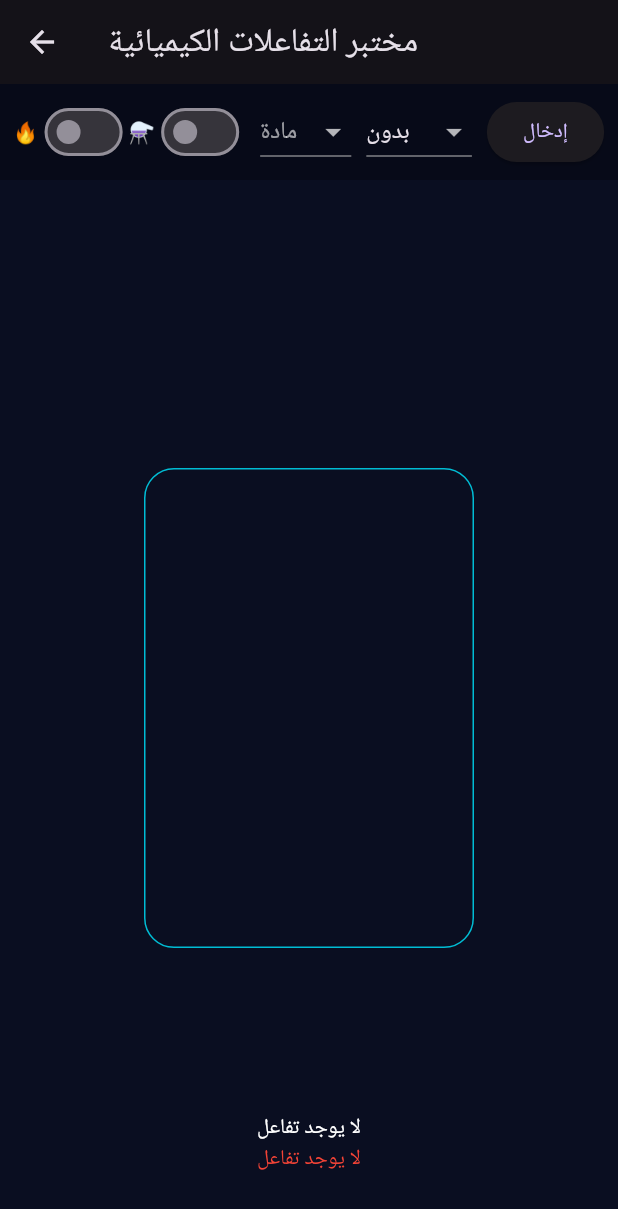
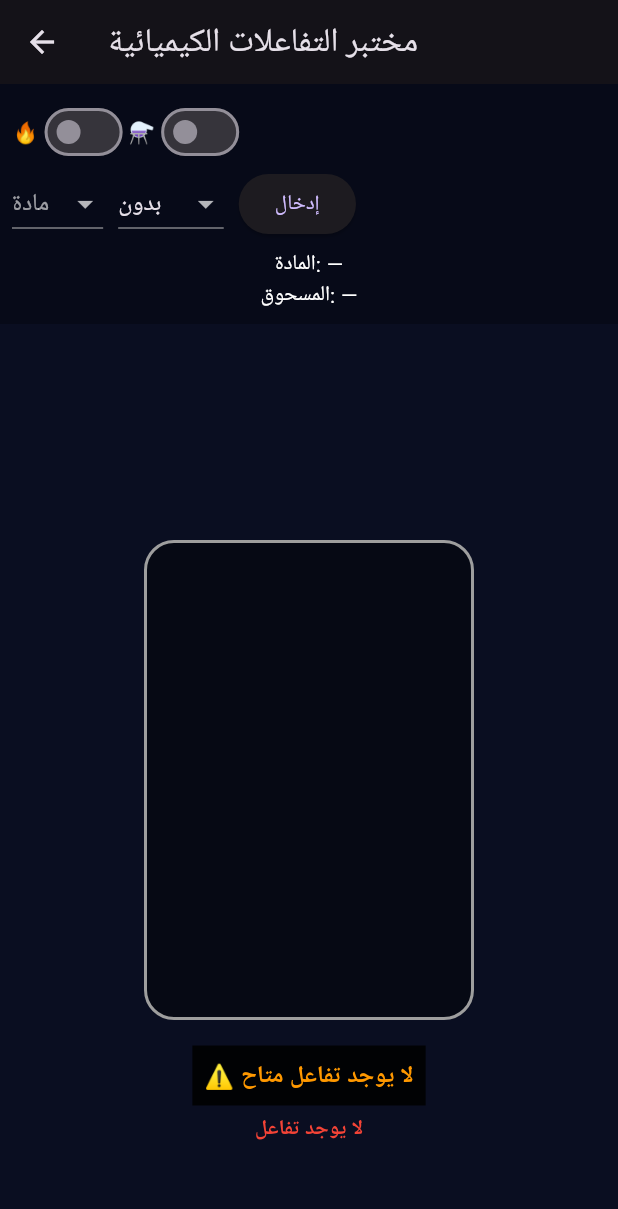
Before and after one commit to 6838gamal/chem-highschool-3rd, a Flutter app: the ChemistryLabScreen screen opened directly, on a phone screen of 412 x 824 dp. Shown: the top 1209 px of the screen. Run offline on Flutter 3.47's test engine with Material 3 defaults, Android fonts, the phone set to English and light mode, and no system bars; our stand-ins replace fl_chart.

Commit message:
Update chemistry_lab_lesson.dart

```diff
--- a/lib/lessons/chemistry_lab_lesson.dart
+++ b/lib/lessons/chemistry_lab_lesson.dart
@@ -3,7 +3,6 @@ import 'dart:math';
 import 'dart:async';
 import '../constants.dart';
 
-/// ================= TYPES =================
 enum ParticleType {
   h2,
   o2,
@@ -18,7 +17,6 @@ enum ParticleType {
   h2o,
 }
 
-/// ================= PARTICLE =================
 class Particle {
   Offset position;
   Offset velocity;
@@ -38,7 +36,6 @@ class Particle {
   });
 }
 
-/// ================= REACTION =================
 class Reaction {
   final List<ParticleType> inputs;
   final List<ParticleType> outputs;
@@ -55,7 +52,6 @@ class Reaction {
   });
 }
 
-/// ================= MAIN SCREEN =================
 class ChemistryLabScreen extends StatefulWidget {
   const ChemistryLabScreen({super.key});
 
@@ -64,7 +60,6 @@ class ChemistryLabScreen extends StatefulWidget {
       _ChemistryLabScreenState();
 }
 
-/// ================= STATE =================
 class _ChemistryLabScreenState extends State<ChemistryLabScreen> {
   final List<Particle> particles = [];
   final Random random = Random();
@@ -82,7 +77,6 @@ class _ChemistryLabScreenState extends State<ChemistryLabScreen> {
   Reaction? currentReaction;
   String reactionStatus = "";
 
-  /// ================= REACTIONS =================
   final List<Reaction> reactions = [
     Reaction(
       inputs: [ParticleType.h2, ParticleType.cl2],
@@ -127,7 +121,6 @@ class _ChemistryLabScreenState extends State<ChemistryLabScreen> {
     _startLoop();
   }
 
-  /// ================= LOOP =================
   void _startLoop() {
     timer = Timer.periodic(const Duration(milliseconds: 30), (_) {
       setState(() {
@@ -138,7 +131,6 @@ class _ChemistryLabScreenState extends State<ChemistryLabScreen> {
     });
   }
 
-  /// ================= INJECT =================
   void _injectFromTube() {
     if (selectedMaterial == null) return;
 
@@ -170,7 +162,6 @@ class _ChemistryLabScreenState extends State<ChemistryLabScreen> {
     ].contains(t);
   }
 
-  /// ================= MOVE =================
   void _move() {
     double containerBottom = worldH / 2 + 160;
     double containerLeft = worldW / 2 - 110;
@@ -203,7 +194,6 @@ class _ChemistryLabScreenState extends State<ChemistryLabScreen> {
         );
       }
 
-      /// طفو الغازات
       if (isGas(p.type)) {
         p.velocity =
             Offset(p.velocity.dx, p.velocity.dy - 0.1);
@@ -211,7 +201,6 @@ class _ChemistryLabScreenState extends State<ChemistryLabScreen> {
 
       p.position += p.velocity;
 
-      /// ارتداد من القاع
       if (p.position.dy > containerBottom - 15) {
         p.position =
             Offset(p.position.dx, containerBottom - 15);
@@ -222,7 +211,6 @@ class _ChemistryLabScreenState extends State<ChemistryLabScreen> {
         );
       }
 
-      /// الجوانب
       if (p.position.dx < containerLeft + 10 ||
           p.position.dx > containerRight - 10) {
         p.velocity =
@@ -231,7 +219,6 @@ class _ChemistryLabScreenState extends State<ChemistryLabScreen> {
     }
   }
 
-  /// ================= DETECT =================
   void _detectReaction() {
     currentReaction = null;
 
@@ -257,7 +244,6 @@ class _ChemistryLabScreenState extends State<ChemistryLabScreen> {
     }
   }
 
-  /// ================= COLLISIONS =================
   void _handleCollisions() {
     if (currentReaction == null) {
       reactionStatus = "لا يوجد تفاعل";
@@ -270,15 +256,12 @@ class _ChemistryLabScreenState extends State<ChemistryLabScreen> {
 
     if (available.isEmpty) return;
 
-    /// تفاعل مادة واحدة
     if (currentReaction!.inputs.length == 1) {
       for (var p in available) {
         if (currentReaction!.inputs.contains(p.type)) {
           _explode(p.position);
-
           p.reacting = true;
           p.reactionProgress = 0;
-
           p.type = currentReaction!.outputs.first;
 
           reactionStatus = "✔ ${currentReaction!.equation}";
@@ -287,7 +270,6 @@ class _ChemistryLabScreenState extends State<ChemistryLabScreen> {
       }
     }
 
-    /// تفاعل بمادتين
     for (int i = 0; i < available.length; i++) {
       for (int j = i + 1; j < available.length; j++) {
         final a = available[i];
@@ -320,7 +302,6 @@ class _ChemistryLabScreenState extends State<ChemistryLabScreen> {
     }
   }
 
-  /// ================= EXPLOSION =================
   void _explode(Offset pos) {
     for (int i = 0; i < 5; i++) {
       particles.add(
@@ -336,7 +317,6 @@ class _ChemistryLabScreenState extends State<ChemistryLabScreen> {
     }
   }
 
-  /// ================= COLOR =================
   Color _color(ParticleType t) {
     switch (t) {
       case ParticleType.h2:
@@ -363,7 +343,6 @@ class _ChemistryLabScreenState extends State<ChemistryLabScreen> {
   String _name(ParticleType t) =>
       t.toString().split('.').last;
 
-  /// ================= UI =================
   @override
   Widget build(BuildContext context) {
     return Scaffold(
@@ -380,30 +359,47 @@ class _ChemistryLabScreenState extends State<ChemistryLabScreen> {
     );
   }
 
-  /// ================= TOP PANEL =================
   Widget _topPanel() {
     return Container(
       padding: const EdgeInsets.all(8),
       color: Colors.black26,
-      child: Row(
+      child: Column(
+        children: [
+          Row(
             children: [
               const Text('🔥'),
               Switch(
                 value: burnerOn,
-            onChanged: (v) => setState(() => burnerOn = v),
+                onChanged: (v) {
+                  setState(() {
+                    burnerOn = v;
+                    _detectReaction();
+                  });
+                },
               ),
               const Text('⚗️'),
               Switch(
                 value: catalystOn,
-            onChanged: (v) =>
-                setState(() => catalystOn = v),
+                onChanged: (v) {
+                  setState(() {
+                    catalystOn = v;
+                    _detectReaction();
+                  });
+                },
               ),
-          const SizedBox(width: 10),
+            ],
+          ),
+          Row(
+            children: [
               DropdownButton<ParticleType>(
                 hint: const Text("مادة"),
                 value: selectedMaterial,
-            onChanged: (v) =>
-                setState(() => selectedMaterial = v),
+                onChanged: (v) {
+                  setState(() {
+                    selectedMaterial = v;
+                    _detectReaction();
+                  });
+                },
                 items: materials
                     .map((e) => DropdownMenuItem(
                           value: e,
@@ -415,8 +411,12 @@ class _ChemistryLabScreenState extends State<ChemistryLabScreen> {
               DropdownButton<ParticleType?>(
                 hint: const Text("مسحوق"),
                 value: selectedPowder,
-            onChanged: (v) =>
-                setState(() => selectedPowder = v),
+                onChanged: (v) {
+                  setState(() {
+                    selectedPowder = v;
+                    _detectReaction();
+                  });
+                },
                 items: [
                   const DropdownMenuItem(
                       value: null, child: Text("بدون")),
@@ -433,10 +433,20 @@ class _ChemistryLabScreenState extends State<ChemistryLabScreen> {
               ),
             ],
           ),
+          const SizedBox(height: 6),
+          Text(
+            "المادة: ${selectedMaterial != null ? _name(selectedMaterial!) : '—'}",
+            style: const TextStyle(color: Colors.white),
+          ),
+          Text(
+            "المسحوق: ${selectedPowder != null ? _name(selectedPowder!) : '—'}",
+            style: const TextStyle(color: Colors.white),
+          ),
+        ],
+      ),
     );
   }
 
-  /// ================= LAB =================
   Widget _labArea() {
     return LayoutBuilder(
       builder: (context, c) {
@@ -445,58 +455,87 @@ class _ChemistryLabScreenState extends State<ChemistryLabScreen> {
 
         return Stack(
           children: [
-            /// الوعاء
             Center(
               child: Container(
                 width: 220,
                 height: 320,
                 decoration: BoxDecoration(
-                  border: Border.all(color: Colors.cyan),
+                  color: currentReaction == null
+                      ? Colors.black38
+                      : burnerOn || catalystOn
+                          ? Colors.green.withOpacity(0.2)
+                          : Colors.orange.withOpacity(0.2),
                   borderRadius: BorderRadius.circular(20),
+                  border: Border.all(
+                    color: currentReaction == null
+                        ? Colors.grey
+                        : Colors.cyanAccent,
+                    width: 2,
+                  ),
                 ),
               ),
             ),
 
-            /// الجسيمات
             ...particles.map((p) => Positioned(
                   left: p.position.dx,
                   top: p.position.dy,
-                  child: Container(
+                  child: Column(
+                    children: [
+                      Container(
                         width: 20,
                         height: 20,
                         decoration: BoxDecoration(
-                      color: _color(p.type),
                           shape: BoxShape.circle,
-                      boxShadow: [
-                        BoxShadow(
-                          color:
-                              _color(p.type).withOpacity(0.7),
-                          blurRadius: 10,
-                        )
+                          gradient: RadialGradient(
+                            colors: [
+                              _color(p.type),
+                              Colors.black,
                             ],
                           ),
                         ),
+                      ),
+                      Text(
+                        _name(p.type),
+                        style: const TextStyle(
+                          color: Colors.white,
+                          fontSize: 8,
+                        ),
+                      ),
+                    ],
+                  ),
                 )),
 
-            /// النص
             Positioned(
-              bottom: 40,
+              bottom: 60,
               left: 0,
               right: 0,
               child: Column(
                 children: [
-                  Text(
-                    currentReaction?.equation ??
-                        "لا يوجد تفاعل",
-                    style: const TextStyle(
-                        color: Colors.white),
+                  Container(
+                    padding: const EdgeInsets.all(8),
+                    color: Colors.black87,
+                    child: Text(
+                      currentReaction != null
+                          ? "🧪 ${currentReaction!.equation}"
+                          : "⚠️ لا يوجد تفاعل متاح",
+                      textAlign: TextAlign.center,
+                      style: TextStyle(
+                        color: currentReaction != null
+                            ? Colors.cyanAccent
+                            : Colors.orange,
+                        fontSize: 16,
+                        fontWeight: FontWeight.bold,
                       ),
+                    ),
+                  ),
+                  const SizedBox(height: 6),
                   Text(
                     reactionStatus,
                     style: TextStyle(
                       color: reactionStatus.startsWith("✔")
                           ? Colors.green
                           : Colors.red,
+                      fontWeight: FontWeight.bold,
                     ),
                   ),
                 ],
```
Lines whose indentation alone changed are shown as unchanged.
